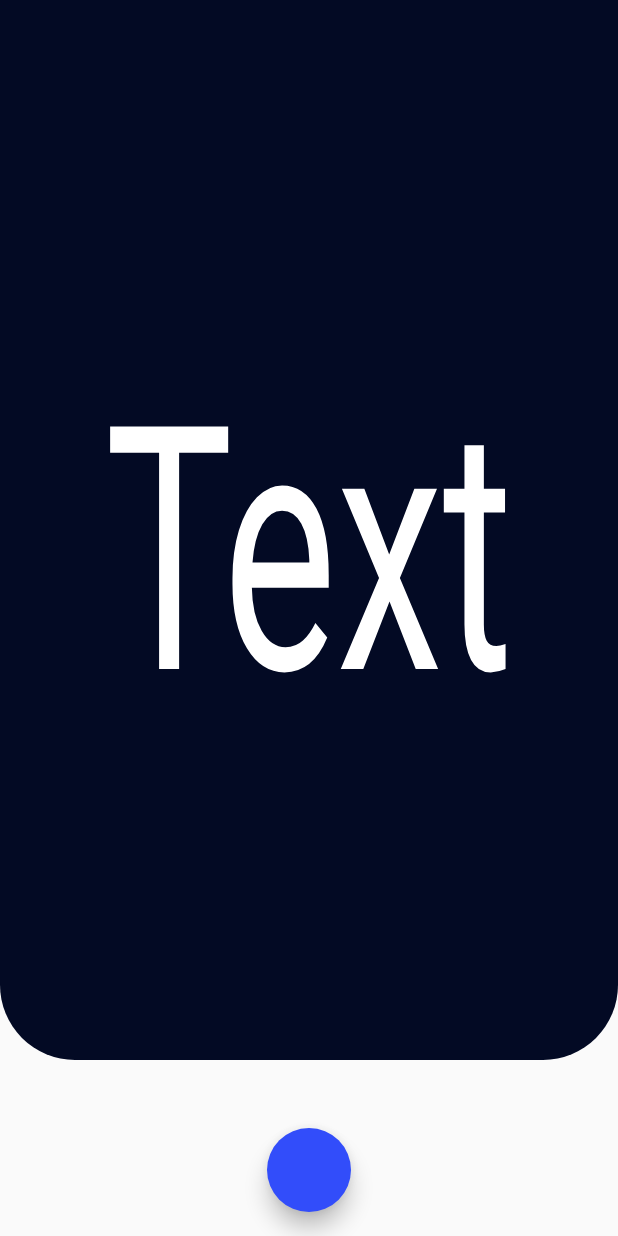
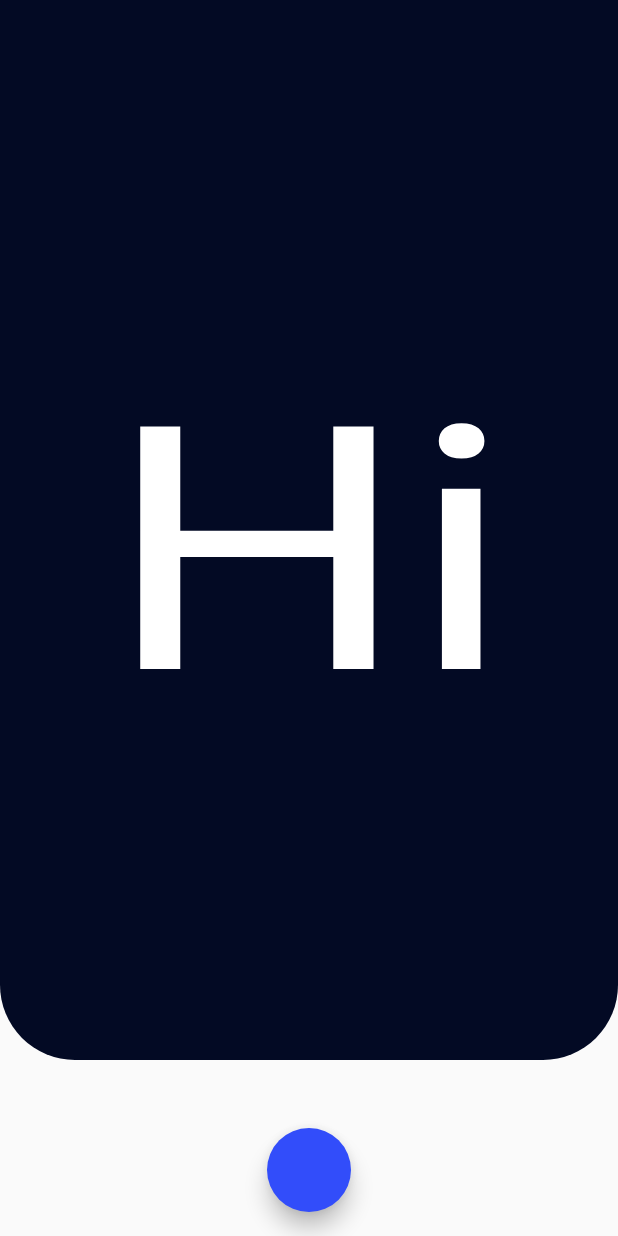
Before and after one commit to MMaduranga/SignLanguageDictionaryApp, a Flutter app: the screen it shows after launch, after a tap on "Video", on a phone screen of 412 x 824 dp. Run offline on Flutter 3.47's test engine with Material 2 defaults, Android fonts, the phone set to English and light mode, and no system bars; our stand-ins replace camera, flutter_spinkit, flutter_svg, image_picker, logger; missing offline and left inert: tflite_flutter, tflite_flutter_helper.

Commit message:
modified the realtime dart file and setup camera loading

```diff
--- a/lib/controller/classifier.dart
+++ b/lib/controller/classifier.dart
@@ -20,7 +20,6 @@ class Classifier {
   late var _probabilityProcessor;
   late List<String> labels;
   var localModelPath;
-
 
   Classifier({int? numThreads: 1}) {
     _interpreterOptions = InterpreterOptions();
@@ -64,7 +63,7 @@ class Classifier {
     return ImageProcessorBuilder()
         .add(ResizeWithCropOrPadOp(cropSize, cropSize))
         .add(ResizeOp(
-        _inputShape[1], _inputShape[2], ResizeMethod.NEAREST_NEIGHBOUR))
+            _inputShape[1], _inputShape[2], ResizeMethod.NEAREST_NEIGHBOUR))
         .add(NormalizeOp(0, 1))
         .build()
         .process(_inputImage);
@@ -86,7 +85,7 @@ class Classifier {
     print('Time to run inference: $run ms');
 
     Map<String, double> labeledProb = TensorLabel.fromList(
-        labels, _probabilityProcessor.process(_outputBuffer))
+            labels, _probabilityProcessor.process(_outputBuffer))
         .getMapWithFloatValue();
     final pred = getTopProbability(labeledProb);
 
@@ -96,6 +95,7 @@ class Classifier {
   void close() {
     interpreter.close();
   }
+
   @override
   String toString() {
     // TODO: implement toString
--- a/lib/frames/home.dart
+++ b/lib/frames/home.dart
@@ -197,7 +197,7 @@ class _HomeState extends State<Home> {
                           Navigator.push(
                             context,
                             MaterialPageRoute(
-                              builder: (context) => const RealTimeTranslate(),
+                              builder: (context) =>  RealTimeTranslate(title: classifier),
                             ),
                           );
                         },
--- a/lib/frames/realtime.dart
+++ b/lib/frames/realtime.dart
@@ -1,18 +1,78 @@
+import 'package:camera/camera.dart';
 import 'package:flutter/material.dart';
 import 'package:flutter/services.dart';
 import 'package:image_picker/image_picker.dart';
 import 'dart:io';
 import 'package:sign_language_dictionary_app/controller/drawer.dart';
+import 'package:sign_language_dictionary_app/controller/test.dart';
+
+import '../controller/classifier.dart';
+import '../main.dart';
+import 'package:image/image.dart' as img;
 
 class RealTimeTranslate extends StatefulWidget {
-  const RealTimeTranslate({Key? key}) : super(key: key);
+  final Classifier? title;
+  RealTimeTranslate({Key? key, this.title}) : super(key: key);
 
   @override
-  State<RealTimeTranslate> createState() => _RealTimeTranslateState();
+  State<RealTimeTranslate> createState() =>
+      _RealTimeTranslateState(classifier: title);
 }
 
 class _RealTimeTranslateState extends State<RealTimeTranslate> {
+  CameraController? cameraController;
   File? image;
+  late File _image;
+  String? label;
+  String? score;
+  Classifier? classifier;
+  bool grid = false;
+  bool camStatus=false;
+
+  _RealTimeTranslateState({this.classifier});
+
+
+  @override
+  void initState() {
+    // TODO: implement initState
+    super.initState();
+    loadCamera();
+  }
+
+  Future predict(var pickedFile) async {
+    pickedFile =Test().convertYUV420toImageColor(pickedFile);
+    _image = File(pickedFile!.path);
+    img.Image imageInput = img.decodeImage(_image!.readAsBytesSync())!;
+    var pred = classifier!.predict(imageInput);
+    score = pred.score.toStringAsFixed(3);
+    label = pred.label;
+    print("********************************************");
+    print(label);
+
+  }
+@override
+  void dispose(){
+    super.dispose();
+  cameraController!.dispose();
+
+}
+  void loadCamera() {
+    cameraController = CameraController(camera![0], ResolutionPreset.medium);
+    cameraController!.initialize().then((value) {
+      if (!mounted) {
+        return;
+      } else {
+        setState(() {
+          cameraController!.startImageStream((imageStream) {
+            grid = true;
+            //predict(imageStream);
+
+          });
+        });
+      }
+    });
+  }
+
   Future pickImageC() async {
     try {
       final image = await ImagePicker().pickImage(source: ImageSource.camera);
@@ -39,7 +99,8 @@ class _RealTimeTranslateState extends State<RealTimeTranslate> {
             children: [
               SizedBox(
                 height: MediaQuery.of(context).size.height * 0.90,
-                child: Container(
+                child: !grid
+                    ? Container(
                         margin: const EdgeInsets.only(bottom: 20 * 1.75),
                         padding: const EdgeInsets.only(
                             left: 20, right: 20, bottom: 36 + 20),
@@ -51,7 +112,8 @@ class _RealTimeTranslateState extends State<RealTimeTranslate> {
                             bottomRight: Radius.circular(50),
                           ),
                         ),
-                ),
+                      )
+                    :CameraPreview(cameraController!),
               ),
             ],
           ),
@@ -64,11 +126,11 @@ class _RealTimeTranslateState extends State<RealTimeTranslate> {
               padding: const EdgeInsets.all(20),
               height: 300,
               width: 300,
-              child: const FittedBox(
+              child: FittedBox(
                 fit: BoxFit.fill,
                 child: Text(
-                  'Text',
-                  style: TextStyle(color: Colors.white),
+                  label == null ? "Hi" : label.toString(),
+                  style: const TextStyle(color: Colors.white),
                 ),
               ),
             ),
@@ -76,8 +138,18 @@ class _RealTimeTranslateState extends State<RealTimeTranslate> {
         ],
       ),
       floatingActionButtonLocation: FloatingActionButtonLocation.centerFloat,
-      floatingActionButton: FloatingActionButton(onPressed: pickImageC),
+      floatingActionButton: FloatingActionButton(onPressed: (){
+        if(!camStatus){
+          camStatus=true;
+          loadCamera();
+        } else{
+          setState(() {
+            grid=false;
+            camStatus=false;
+          });
+        }
 
+      }),
     );
   }
 }
--- a/lib/main.dart
+++ b/lib/main.dart
@@ -1,7 +1,11 @@
+import 'package:camera/camera.dart';
 import 'package:flutter/material.dart';
 import 'package:sign_language_dictionary_app/frames/loading.dart';
 
-void main() {
+List<CameraDescription>? camera;
+void main() async{
+  WidgetsFlutterBinding.ensureInitialized();
+  camera =await availableCameras();
   runApp(
     MaterialApp(
       debugShowCheckedModeBanner: false,
--- a/pubspec.yaml
+++ b/pubspec.yaml
@@ -42,6 +42,7 @@ dependencies:
   font_awesome_flutter: ^10.2.1
   flutter_svg: ^1.1.6
   flutter_spinkit: ^5.1.0
+  camera: ^0.9.4+5
 
 dev_dependencies:
   flutter_test:
```
Also changed, not shown: lib/controller/test.dart (+57 -0 lines), pubspec.lock. Lines whose indentation alone changed are shown as unchanged.
